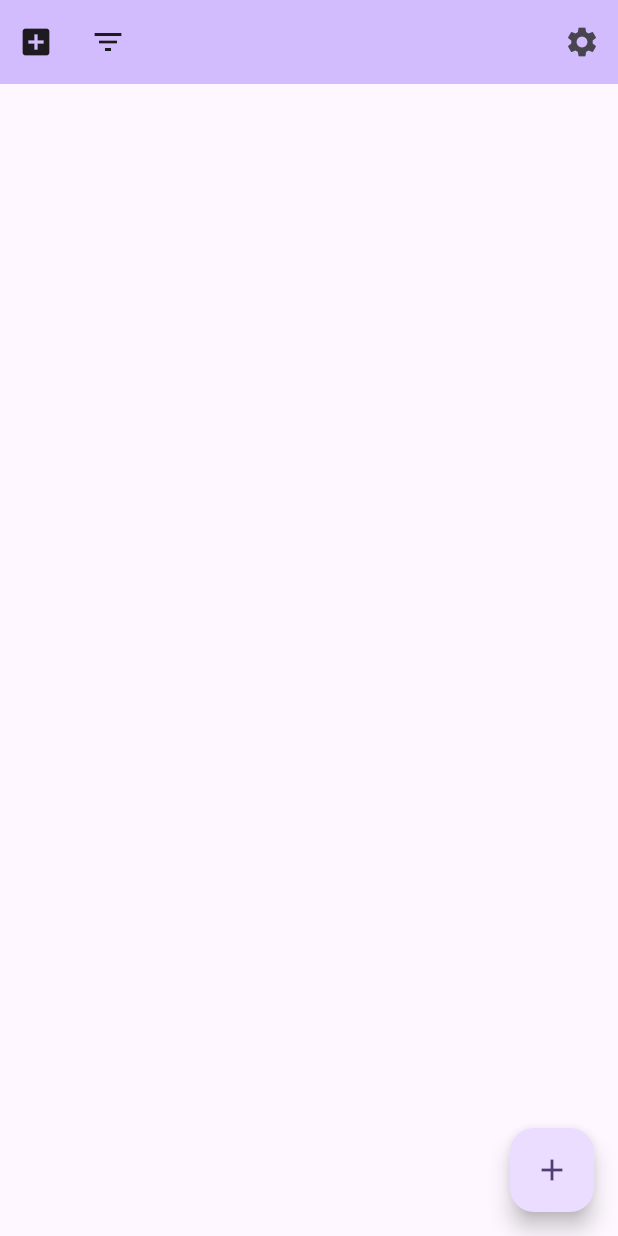
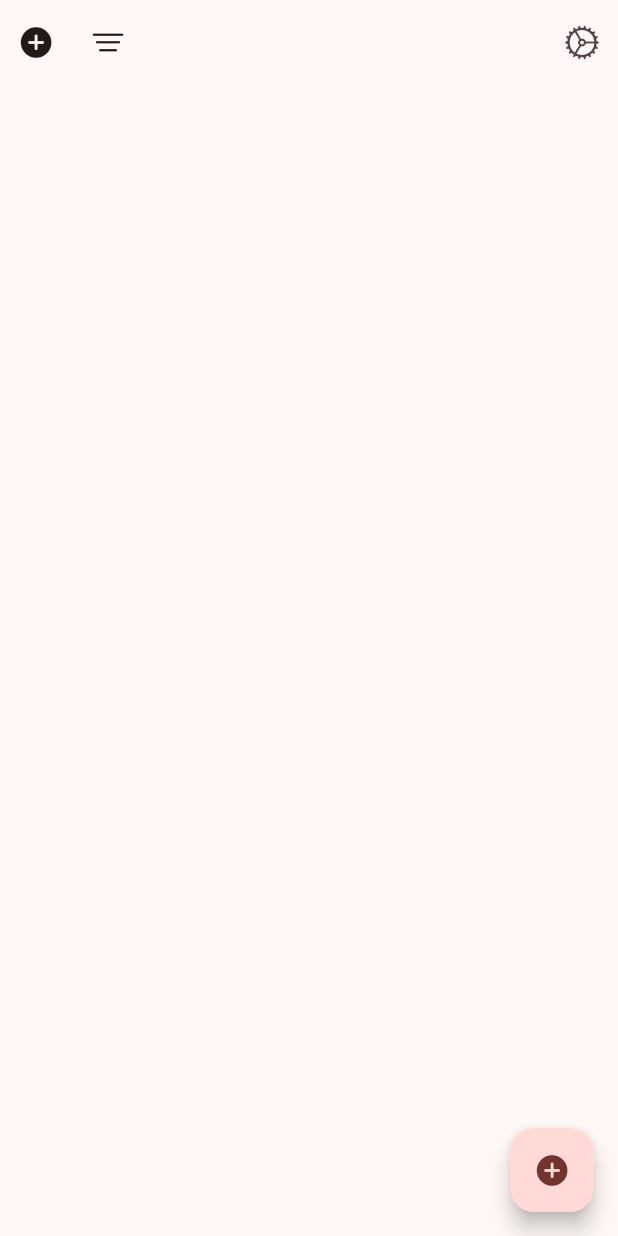
Before and after one commit to EavenCS/hand_counter, a Flutter app: the screen it shows after launch, on a phone screen of 412 x 824 dp. Run offline on Flutter 3.47's test engine with Material 3 defaults, Android fonts, the phone set to English and light mode, and no system bars.

Commit message:
refactor: list icon design customized

```diff
--- a/lib/config/theme/appbar.dart
+++ b/lib/config/theme/appbar.dart
@@ -1,4 +1,5 @@
 import 'package:flutter/material.dart';
+import 'package:flutter/cupertino.dart';
 
 AppBar buildAppBar(
   BuildContext context, {
@@ -7,19 +8,19 @@
   required VoidCallback onSettings,
 }) {
   return AppBar(
-    backgroundColor: Theme.of(context).colorScheme.inversePrimary,
+    backgroundColor: Colors.transparent,
     leadingWidth: 96,
     leading: Row(
       mainAxisSize: MainAxisSize.min,
       children: [
         IconButton(
           tooltip: 'Hinzufügen',
-          icon: const Icon(Icons.add_box),
+          icon: const Icon(CupertinoIcons.add_circled_solid),
           onPressed: onAdd,
         ),
         IconButton(
-          tooltip: 'Suchen',
-          icon: const Icon(Icons.filter_list),
+          tooltip: 'Filter',
+          icon: const Icon(CupertinoIcons.line_horizontal_3_decrease),
           onPressed: onFilter,
         ),
       ],
@@ -27,7 +28,7 @@
     actions: [
       IconButton(
         tooltip: 'Einstellungen',
-        icon: const Icon(Icons.settings),
+        icon: const Icon(CupertinoIcons.settings),
         onPressed: onSettings,
       ),
     ],
```
Also changed, not shown: lib/main.dart (+29 -12 lines).
